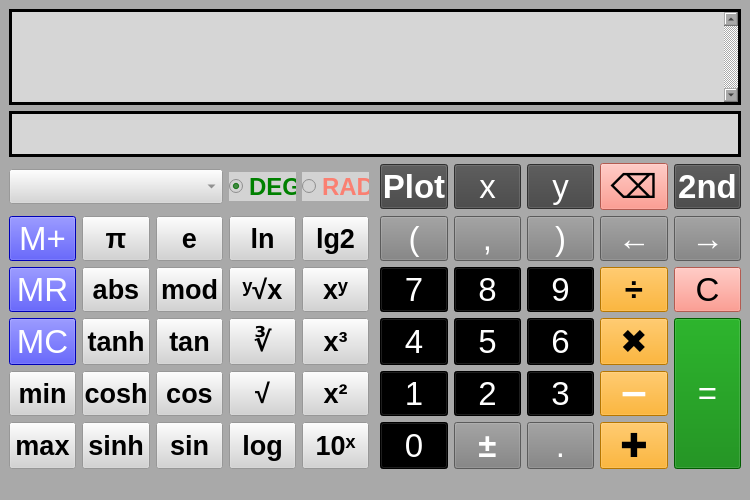
This is MainWindow.ui in OdysseusLSe/qtCalc as Qt 5 draws it before an edit. The edited form follows.
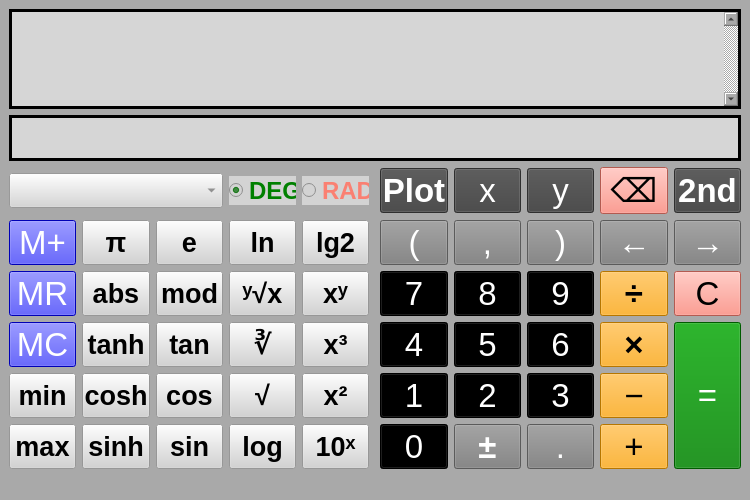
This is the edited form.

Commit message: Update operator symbols for consistency and clarity in UI

The edit to the form file:
```diff
--- a/MainWindow.ui
+++ b/MainWindow.ui
@@ -697,7 +697,7 @@
 color: black;</string>
           </property>
           <property name="text">
-           <string>✖️</string>
+           <string>×</string>
           </property>
          </widget>
         </item>
@@ -801,7 +801,7 @@
 color: black;</string>
           </property>
           <property name="text">
-           <string>✚</string>
+           <string>+</string>
           </property>
          </widget>
         </item>
@@ -902,10 +902,10 @@
           </property>
           <property name="styleSheet">
            <string notr="true">background-color: orange;
-color: white;</string>
+color: black;</string>
           </property>
           <property name="text">
-           <string>➖</string>
+           <string>−</string>
           </property>
          </widget>
         </item>
```
The commit also changes 1 other file.
